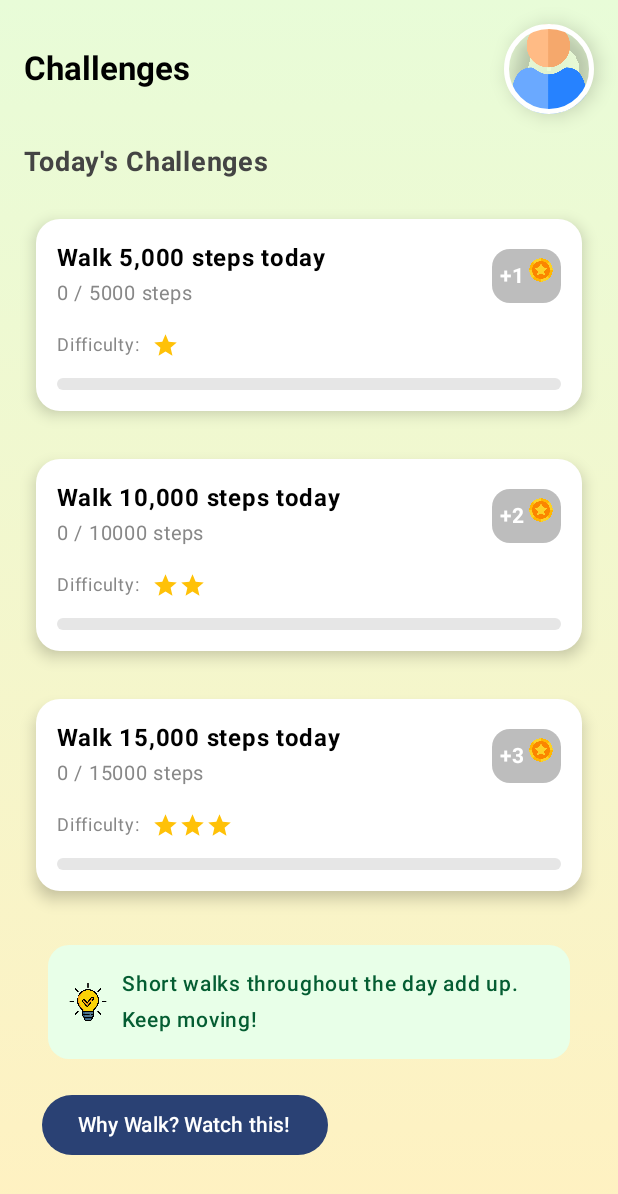
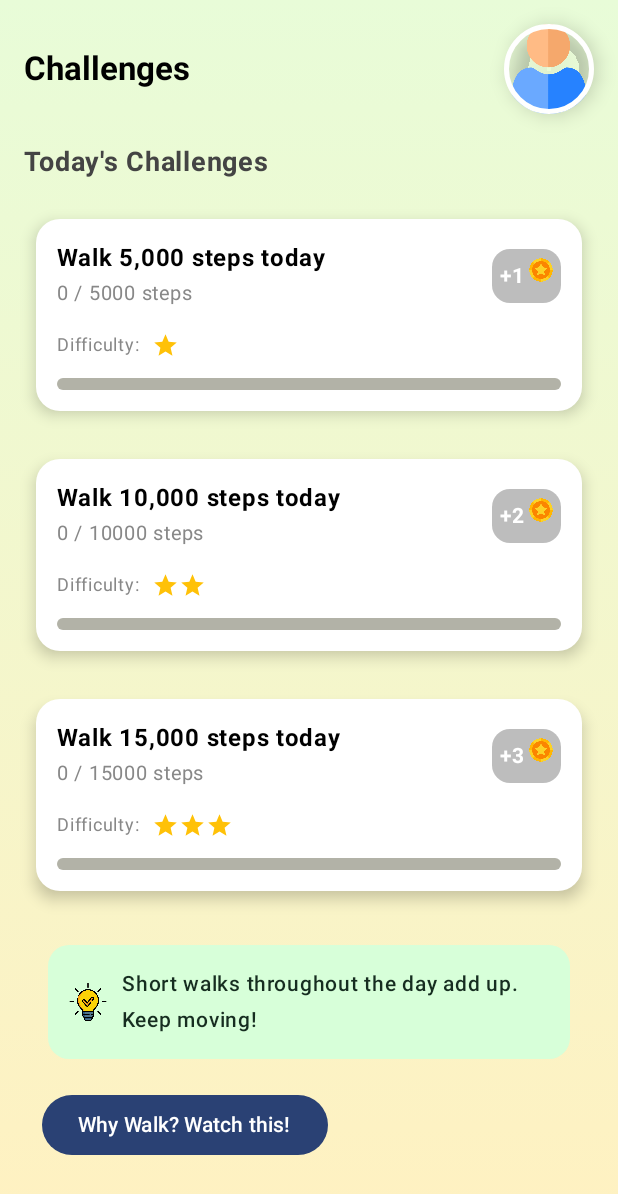
Before and after one commit to SoufianeElMameri/Android-Project-3096602, an Android app built with Jetpack Compose: the composable ChallengesScreen shown on its own in the app's theme, on a phone screen of 412 x 824 dp. Shown: the top 1194 px of the screen. Run offline under Robolectric (Android 15) with nearby library versions, the phone set to English and light mode, and no system bars; pictures from the network do not load.

Commit message:
update all screen to only use colors from theme

```diff
--- a/app/src/main/java/com/griffith/stepquest/ui/screens/BadgesScreen.kt
+++ b/app/src/main/java/com/griffith/stepquest/ui/screens/BadgesScreen.kt
@@ -20,7 +20,6 @@ import androidx.compose.runtime.*
 import androidx.compose.ui.Alignment
 import androidx.compose.ui.Modifier
 import androidx.compose.ui.graphics.Brush
-import androidx.compose.ui.graphics.Color
 import androidx.compose.ui.graphics.ColorFilter
 import androidx.compose.ui.graphics.ColorMatrix
 import androidx.compose.ui.res.painterResource
--- a/app/src/main/java/com/griffith/stepquest/ui/screens/ChallengesScreen.kt
+++ b/app/src/main/java/com/griffith/stepquest/ui/screens/ChallengesScreen.kt
@@ -26,7 +26,6 @@ import androidx.compose.runtime.remember
 import androidx.compose.ui.Alignment
 import androidx.compose.ui.Modifier
 import androidx.compose.ui.graphics.Brush
-import androidx.compose.ui.graphics.Color
 import androidx.compose.ui.platform.LocalContext
 import androidx.compose.ui.res.painterResource
 import androidx.compose.ui.text.font.FontWeight
@@ -56,7 +55,7 @@ fun ChallengesScreen(navController: NavController, userVM: UserViewModel) {
                     )
                 )
             ),
-        color = Color.Transparent
+        color = Glass
     ) {
         Column(
             modifier = Modifier
@@ -167,7 +166,7 @@ fun ChallengeCard(title: String, progress: Int, goal: Int, difficulty: Int, onCl
                 Box(
                     modifier = Modifier
                         .background(
-                            color = if (isCompleted) Color(0xFF4ADE80) else Color(0xFFBDBDBD),
+                            color = if (isCompleted) LimeColor else BadgeLockedDark,
                             shape = RoundedCornerShape(12.dp)
                         )
                         .clickable(enabled = isCompleted && !alreadyClaimed.value) {
@@ -219,7 +218,7 @@ fun ChallengeCard(title: String, progress: Int, goal: Int, difficulty: Int, onCl
                     Icon(
                         imageVector = Icons.Default.Star,
                         contentDescription = "Star",
-                        tint = Color(0xFFFFC107),
+                        tint = IconGold,
                         modifier = Modifier.size(18.dp)
                     )
                 }
@@ -232,13 +231,13 @@ fun ChallengeCard(title: String, progress: Int, goal: Int, difficulty: Int, onCl
                 modifier = Modifier
                     .fillMaxWidth()
                     .height(8.dp)
-                    .background(Color(0xFFE6E6E6), RoundedCornerShape(4.dp))
+                    .background(EmptyBarColor, RoundedCornerShape(4.dp))
             ) {
                 Box(
                     modifier = Modifier
                         .fillMaxHeight()
                         .fillMaxWidth(progressRatio)
-                        .background(Color(0xFF4ADE80), RoundedCornerShape(4.dp))
+                        .background(LimeColor, RoundedCornerShape(4.dp))
                 )
             }
         }
@@ -252,7 +251,7 @@ fun DailyTip(tip: String) {
         modifier = Modifier
             .fillMaxWidth()
             .padding(horizontal = 16.dp, vertical = 10.dp)
-            .background(Color(0xFFe8ffe8),
+            .background(LightLimeColor,
                 shape = RoundedCornerShape(14.dp)
             )
             .padding(14.dp),
@@ -269,7 +268,7 @@ fun DailyTip(tip: String) {
             text = tip,
             fontSize = 14.sp,
             fontWeight = FontWeight.Medium,
-            color = Color(0xFF045d32)
+            color = GrassColor
         )
     }
 }
--- a/app/src/main/java/com/griffith/stepquest/ui/screens/ShopScreen.kt
+++ b/app/src/main/java/com/griffith/stepquest/ui/screens/ShopScreen.kt
@@ -16,7 +16,6 @@ import androidx.compose.runtime.Composable
 import androidx.compose.ui.Alignment
 import androidx.compose.ui.Modifier
 import androidx.compose.ui.graphics.Brush
-import androidx.compose.ui.graphics.Color
 import androidx.compose.ui.res.painterResource
 import androidx.compose.ui.text.font.FontWeight
 import androidx.compose.ui.unit.dp
@@ -41,7 +40,7 @@ fun ShopScreen(navController: NavController, userVM: UserViewModel) {
                     )
                 )
             ),
-        color = Color.Transparent
+        color = Glass
     ) {
         Column(
             modifier = Modifier
--- a/app/src/main/java/com/griffith/stepquest/ui/theme/Color.kt
+++ b/app/src/main/java/com/griffith/stepquest/ui/theme/Color.kt
@@ -17,6 +17,12 @@ val Pink40            = Color(0xFF7D5260)
 // Backgrounds
 val BackgroundTop     = Color(0xFFE8FCD8)
 val BackgroundBottom  = Color(0xFFFFF1C1)
+val CardTopColor      = Color(0xFFA6FFCB)
+val CardBottomColor   = Color(0xFFFFF3B0)
+val EmptyBarColor     = Color(0xFFB2B2A7)
+val ProgressBarColor  = Color(0xFF4ADE80)
+
+
 
 // Text colors
 val Bright            = Color.White
@@ -24,10 +30,17 @@ val Dark              = Color.Black
 val TextPrimary       = Color.DarkGray
 val TextSecondary     = Color.Gray
 val AlertRed          = Color.Red
+val ConfirmGreen      = Color(0xFF43A047)
 val LightBronze       = Color(0x74FFEB43)
+val GrassColor        = Color(0xFF162D20)
+val LimeColor         = Color(0xFF00C853)
+val LightLimeColor    = Color(0xFFD7FFD9)
+val WhiteLimeColor    = Color(0xFFe8ffe8)
+val FireTextColor     = Color(0xFFFF6B00)
 
 // Icons
 val IconPrimary       = Color.DarkGray
+val IconGold          = Color(0xFFFFC107)
 
 // Badge gradients - obtained
 val BadgeGoldLight    = Color(0xFFF1F1F1)
@@ -39,3 +52,8 @@ val BadgeGoldSoft     = Color(0xFFFFFAF5)
 val BadgeLockedLight  = Color(0xFFF5F5F5)
 val BadgeLockedMid    = Color(0xFFE0E0E0)
 val BadgeLockedDark   = Color(0xFFBDBDBD)
+
+
+// nav bar colors
+val SelectedNavItemColor  = Color(0xFF00FF00)
+val NavBackgroundColor    = Color(0x3300FF00)
```
Also changed, not shown: app/src/main/java/com/griffith/stepquest/ui/components/BottomNavBar.kt (+11 -11 lines), app/src/main/java/com/griffith/stepquest/ui/screens/HomeScreen.kt (+5 -6 lines), app/src/main/java/com/griffith/stepquest/ui/screens/ProfileScreen.kt (+4 -5 lines), app/src/main/java/com/griffith/stepquest/ui/screens/RankScreen.kt (+4 -5 lines), app/src/main/java/com/griffith/stepquest/ui/screens/SettingsScreen.kt (+8 -9 lines).
